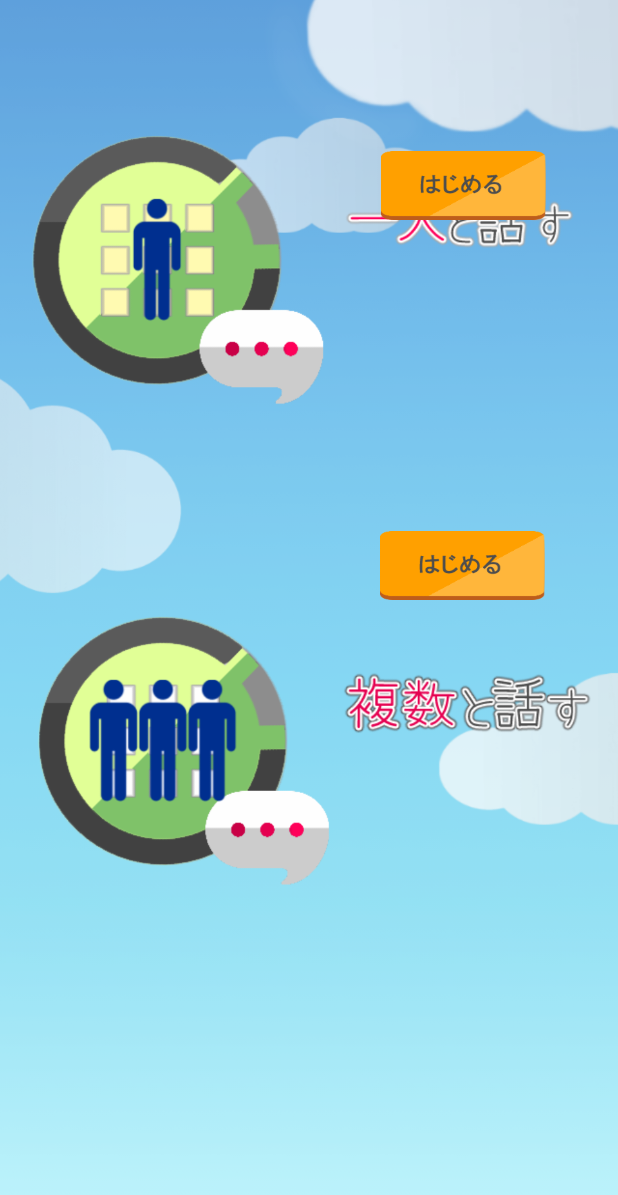
After one commit to ProgramersCommunity-NITMaizurucollege/TRY_Ultrasonic, an Android app: the layout startscreen.xml on its own in the app's theme, with its tools: preview values and no code run, on a phone screen of 412 x 824 dp. The commit adds this screen. Shown: the top 1195 px of the screen. Run offline under Robolectric (Android 15) with nearby library versions, the phone set to English and light mode, and no system bars.

Commit message:
[ADD] Home Screen

```diff
--- a/app/src/main/res/layout/activity_main.xml
+++ b/app/src/main/res/layout/activity_main.xml
@@ -71,5 +71,4 @@
         app:layout_constraintTop_toTopOf="parent"
         app:layout_constraintVertical_bias="0.0" />
 
-
 </android.support.constraint.ConstraintLayout>
--- a/app/src/main/res/layout/activity_sub.xml
+++ b/app/src/main/res/layout/activity_sub.xml
@@ -5,7 +5,7 @@
     android:layout_height="match_parent"
     android:orientation="vertical"
     android:background="#aaaaff"
-    tools:context=".MainActivity"
+    tools:context=".StartActivity"
     android:weightSum="1">
 
     <android.support.v7.widget.Toolbar
--- /dev/null
+++ b/app/src/main/res/layout/startscreen.xml
@@ -0,0 +1,61 @@
+<?xml version="1.0" encoding="utf-8"?>
+<android.support.constraint.ConstraintLayout
+    xmlns:android="http://schemas.android.com/apk/res/android"
+    xmlns:app="http://schemas.android.com/apk/res-auto"
+    xmlns:tools="http://schemas.android.com/tools"
+    android:windowSoftInputMode="adjustPan"
+    android:layout_width="match_parent"
+    android:layout_height="match_parent"
+    tools:context="com.example.android.TRY_US.StartActivity">
+
+    <ImageView
+        android:id="@+id/imageView"
+        android:layout_width="wrap_content"
+        android:layout_height="wrap_content"
+        android:layout_marginBottom="0dp"
+        android:layout_marginLeft="0dp"
+        android:layout_marginRight="0dp"
+        android:layout_marginTop="0dp"
+        android:scaleType="centerCrop"
+        app:layout_constraintBottom_toBottomOf="parent"
+        app:layout_constraintLeft_toLeftOf="parent"
+        app:layout_constraintRight_toRightOf="parent"
+        app:layout_constraintTop_toTopOf="parent"
+        android:src="@drawable/ui_home_only_backpict"
+        app:layout_constraintHorizontal_bias="0.0"
+        app:layout_constraintVertical_bias="0.0" />
+
+    <ImageButton
+        android:id="@+id/gotoTalkAlone"
+        android:layout_width="110dp"
+        android:layout_height="46dp"
+        android:layout_marginBottom="8dp"
+        android:layout_marginRight="8dp"
+        android:layout_marginTop="8dp"
+        android:background="@drawable/ui_home_button_only"
+        android:scaleType="fitCenter"
+        app:layout_constraintBottom_toTopOf="@+id/gotoTalkSomeone"
+        app:layout_constraintHorizontal_bias="0.863"
+        app:layout_constraintLeft_toLeftOf="parent"
+        app:layout_constraintRight_toRightOf="parent"
+        app:layout_constraintTop_toTopOf="parent"
+        app:layout_constraintVertical_bias="0.318" />
+
+    <ImageButton
+        android:id="@+id/gotoTalkSomeone"
+        android:layout_width="110dp"
+        android:layout_height="46dp"
+        android:layout_marginBottom="8dp"
+        android:layout_marginLeft="8dp"
+        android:layout_marginRight="8dp"
+        android:layout_marginTop="351dp"
+        android:background="@drawable/ui_home_button_only"
+        android:scaleType="fitCenter"
+        app:layout_constraintBottom_toBottomOf="parent"
+        app:layout_constraintHorizontal_bias="0.858"
+        app:layout_constraintLeft_toLeftOf="parent"
+        app:layout_constraintRight_toRightOf="parent"
+        app:layout_constraintTop_toTopOf="parent"
+        app:layout_constraintVertical_bias="0.006" />
+
+</android.support.constraint.ConstraintLayout>
```
Also changed, not shown: app/src/main/AndroidManifest.xml (+6 -2 lines), app/src/main/java/com/example/android/TRY_US/MainActivity.java (+5 -23 lines), app/src/main/java/com/example/android/TRY_US/StartActivity.java (added, +40 -0 lines), app/src/main/res/drawable/ui_home_button_only.png, app/src/main/res/drawable/ui_home_only_backpict.png (added), app/src/main/res/drawable/ui_home_screenmenu_only.png.
